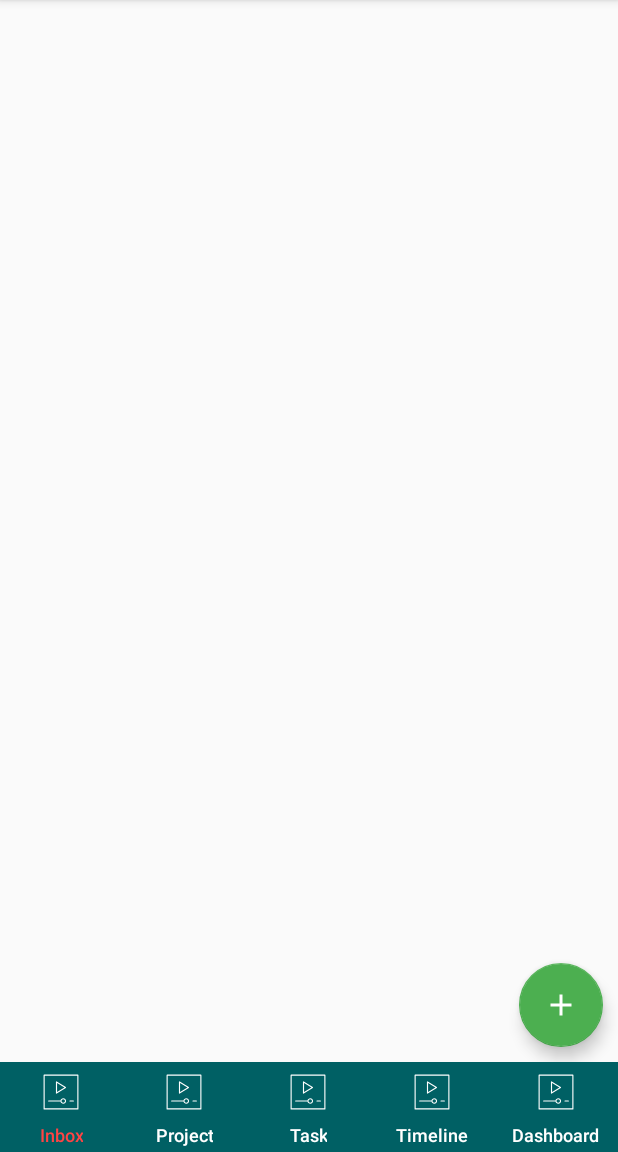
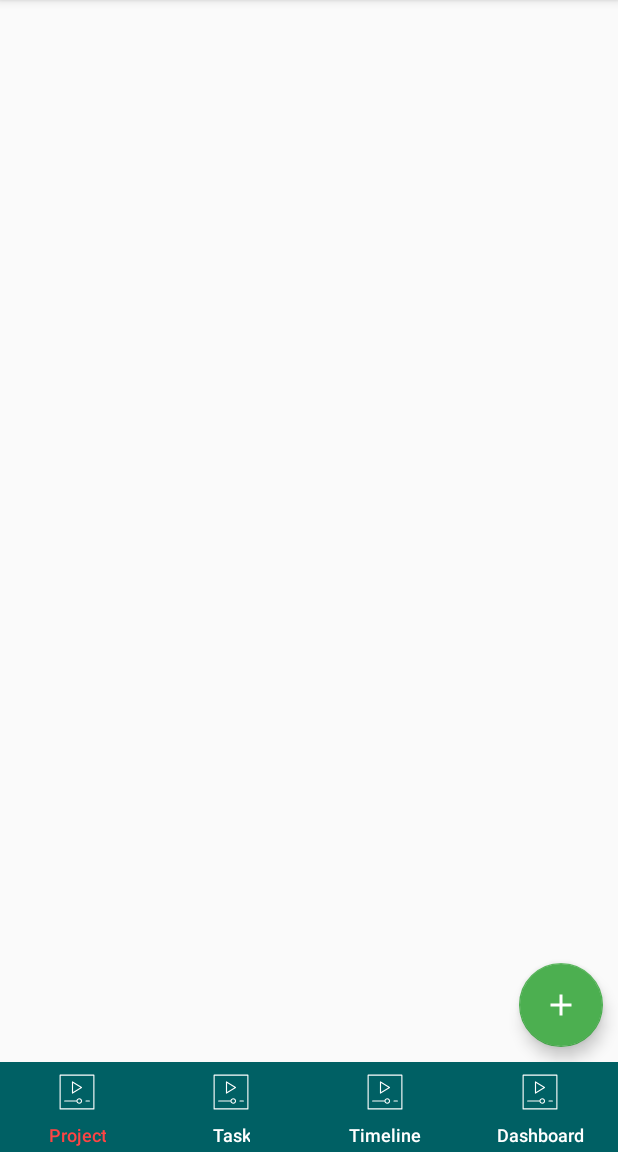
Before and after one commit to vyomhpatel/FlowIt, an Android app: the screen it shows after launch (Home), on a phone screen of 412 x 824 dp, the part 84-1236 px from its top. Run offline under Robolectric (Android 15) with nearby library versions, the phone set to English and light mode, and no system bars; our stand-ins replace ButterKnife; libraries missing offline, so code that uses them is left out: com.wangjie.rapidfloatingactionbutton.

Commit message:
main screen with drawerlayout, floatting button and bot navigationview

```diff
--- a/app/src/main/java/b12app/vyom/com/flowit/home/Home.java
+++ b/app/src/main/java/b12app/vyom/com/flowit/home/Home.java
@@ -14,21 +14,24 @@ import android.support.v7.widget.Toolbar;
 import android.view.Menu;
 import android.view.MenuItem;
 
+import com.wangjie.rapidfloatingactionbutton.rfabgroup.RapidFloatingActionButtonGroup;
+
 import b12app.vyom.com.flowit.R;
 import butterknife.BindView;
+import butterknife.ButterKnife;
 
 public class Home extends AppCompatActivity implements NavigationView.OnNavigationItemSelectedListener {
-//    @BindView(R.id.bottom_tab_layout)
-//    TabLayout botNavView;
+    @BindView(R.id.bottom_tab_layout)
+    TabLayout botNavView;
 
-//    @BindView(R.id.drawer_layout)
+    @BindView(R.id.drawer_layout)
     DrawerLayout drawerLayout;
 
-//    @BindView(R.id.fab)
-//    FloatingActionButton fab;
+    @BindView(R.id.fab)
+    FloatingActionButton fab;
 
-//    @BindView(R.id.toolbar)
-//    Toolbar toolbar;
+    @BindView(R.id.toolbar)
+    Toolbar toolbar;
 
     private Integer[] bottomTabIcon = {R.drawable.ic_testing};
 //    private Integer[] bottomIconPress = {R.mipmap.home_press,R.mipmap.favorite_press,
@@ -39,8 +42,8 @@ public class Home extends AppCompatActivity implements NavigationView.OnNavigati
     protected void onCreate(Bundle savedInstanceState) {
         super.onCreate(savedInstanceState);
         setContentView(R.layout.activity_home);
+        ButterKnife.bind(this);
 
-        Toolbar toolbar = findViewById(R.id.toolbar);
         setSupportActionBar(toolbar);
 
         initFloat();
@@ -49,8 +52,7 @@ public class Home extends AppCompatActivity implements NavigationView.OnNavigati
     }
 
     private void initBottomNavView() {
-        TabLayout botNavView = findViewById(R.id.bottom_tab_layout);
-        botNavView.addTab(botNavView.newTab().setIcon(R.drawable.ic_testing).setText("Inbox"));
+//        botNavView.addTab(botNavView.newTab().setIcon(R.drawable.ic_testing).setText("Inbox"));
         botNavView.addTab(botNavView.newTab().setIcon(R.drawable.ic_testing).setText("Project"));
         botNavView.addTab(botNavView.newTab().setIcon(R.drawable.ic_testing).setText("Task"));
         botNavView.addTab(botNavView.newTab().setIcon(R.drawable.ic_testing).setText("Timeline"));
@@ -78,7 +80,8 @@ public class Home extends AppCompatActivity implements NavigationView.OnNavigati
     }
 
     private void initFloat() {
-        FloatingActionButton fab = findViewById(R.id.fab);
+//        RapidFloatingActionButtonGroup fab = findViewById(R.id.rfab_group_sample_rfabg);
+
         fab.setOnClickListener(new View.OnClickListener() {
             @Override
             public void onClick(View view) {
@@ -90,8 +93,6 @@ public class Home extends AppCompatActivity implements NavigationView.OnNavigati
     }
 
     private void initDraw(Toolbar toolbar) {
-        drawerLayout = findViewById(R.id.drawer_layout);
-
         ActionBarDrawerToggle toggle = new ActionBarDrawerToggle(
                 this, drawerLayout, toolbar, R.string.navigation_drawer_open, R.string.navigation_drawer_close);
         drawerLayout.addDrawerListener(toggle);
--- a/build.gradle
+++ b/build.gradle
@@ -8,7 +8,7 @@ buildscript {
     }
     dependencies {
         classpath 'com.android.tools.build:gradle:3.0.1'
-        classpath 'com.jakewharton:butterknife-gradle-plugin:8.4.0'
+//        classpath 'com.jakewharton:butterknife-gradle-plugin:8.4.0'
 
         // NOTE: Do not place your application dependencies here; they belong
         // in the individual module build.gradle files
```
Also changed, not shown: app/build.gradle (+7 -3 lines), app/src/main/res/layout/app_bar_home.xml (indentation only).
